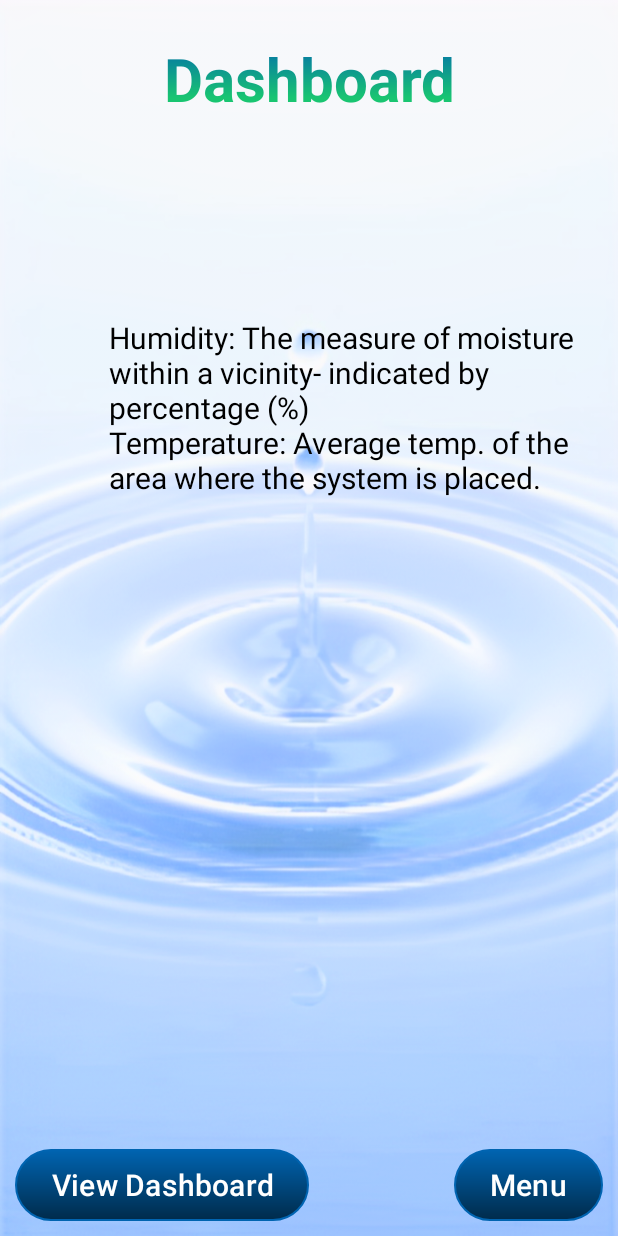
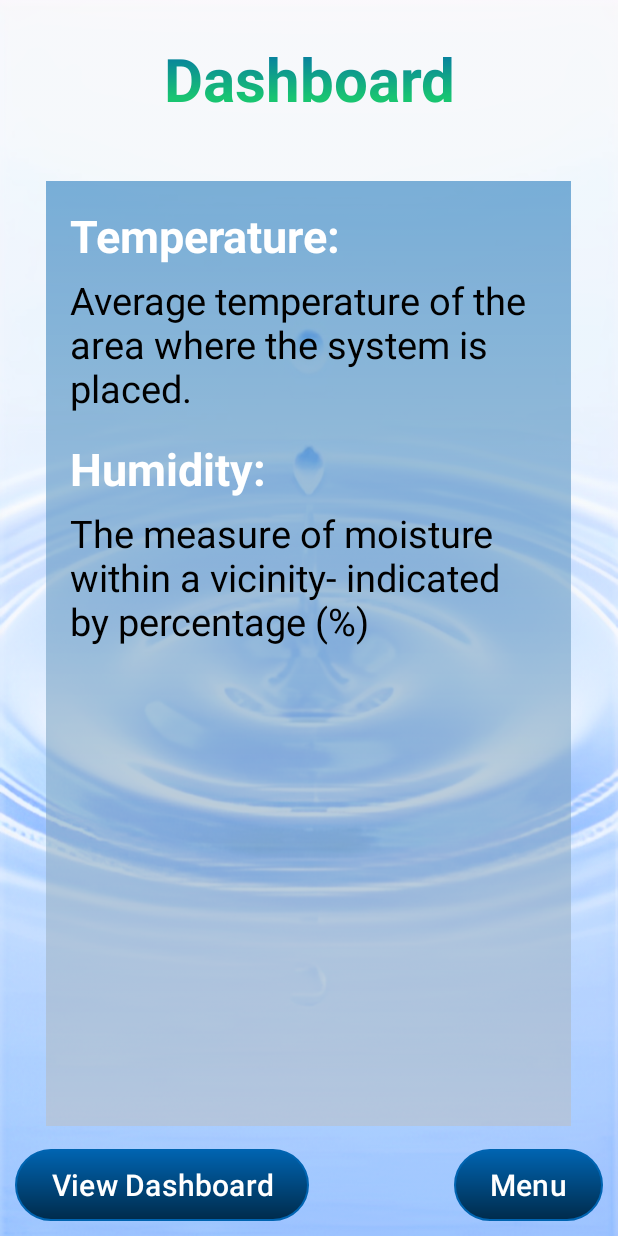
Before and after one commit to Johane03/HydroApp, an Android app: the DashboardActivity screen opened directly, with no data from a screen before it, on a phone screen of 412 x 824 dp. Run offline under Robolectric (Android 15) with nearby library versions, the phone set to English and light mode, and no system bars.

Commit message:
Dashboard layout changed

```diff
--- a/app/src/main/res/layout/activity_dashboard.xml
+++ b/app/src/main/res/layout/activity_dashboard.xml
@@ -32,28 +32,59 @@
         tools:layout_editor_absoluteY="668dp" />
 
     <ScrollView
-        android:layout_width="313dp"
-        android:layout_height="501dp"
-        android:layout_alignParentEnd="true"
-        android:layout_alignParentBottom="true"
-        android:layout_marginEnd="26dp"
-        android:layout_marginBottom="111dp">
+        android:id="@+id/vAboutText"
+        android:layout_width="350dp"
+        android:layout_height="match_parent"
+        android:layout_centerHorizontal="true"
+        android:layout_marginTop="16dp"
+        android:layout_marginBottom="73dp"
+        android:background="@drawable/textview_gradient"
+        android:padding="16dp"
+        android:layout_below="@id/tvDashboard">
 
         <LinearLayout
             android:layout_width="match_parent"
-            android:layout_height="match_parent">
+            android:layout_height="wrap_content"
+            android:orientation="vertical">
 
             <TextView
-                android:id="@+id/tvDashInfo"
+                android:id="@+id/tvDashboardTemp"
                 android:layout_width="match_parent"
-                android:layout_height="483dp"
-                android:layout_below="@id/tvDashboard"
-                android:layout_centerHorizontal="true"
-                android:text="@string/DashboardInfo"
+                android:layout_height="wrap_content"
+                android:layout_marginBottom="5dp"
+                android:text="@string/dashboard_temp"
+                android:textColor="@color/white"
+                android:textSize="30sp"
+                android:textStyle="bold" />
+
+            <TextView
+                android:id="@+id/tvTempText"
+                android:layout_width="match_parent"
+                android:layout_height="wrap_content"
+                android:layout_marginBottom="16dp"
+                android:text="@string/temp_text"
                 android:textColor="@color/black"
-                android:textSize="20sp"
-                tools:layout_editor_absoluteX="19dp"
-                tools:layout_editor_absoluteY="19dp" />
+                android:textSize="25sp" />
+
+            <TextView
+                android:id="@+id/tvDashboardHumidity"
+                android:layout_width="match_parent"
+                android:layout_height="wrap_content"
+                android:layout_marginBottom="5dp"
+                android:text="@string/dashboard_humidity"
+                android:textColor="@color/white"
+                android:textSize="30sp"
+                android:textStyle="bold" />
+
+            <TextView
+                android:id="@+id/tvHumidityText"
+                android:layout_width="match_parent"
+                android:layout_height="wrap_content"
+                android:layout_marginBottom="16dp"
+                android:text="@string/humidity_text"
+                android:textColor="@color/black"
+                android:textSize="25sp" />
+
         </LinearLayout>
     </ScrollView>
 
@@ -75,7 +106,7 @@
         android:id="@+id/btnWebDash"
         android:layout_width="wrap_content"
         android:layout_height="wrap_content"
-        android:text="@string/viewDashboard"
+        android:text="@string/button_view"
         android:textSize="20sp"
         android:textColor="@color/white"
         android:layout_alignParentStart="true"
--- a/app/src/main/res/values/strings.xml
+++ b/app/src/main/res/values/strings.xml
@@ -12,7 +12,8 @@
     <string name="about_project">The Project</string>
     <string name="about_team">Team Hydro</string>
     <string name="about_structure">Our Structure</string>
-
+    <string name="dashboard_temp">Temperature:</string>
+    <string name="dashboard_humidity">Humidity:</string>
 
     <!-- Buttons -->
     <string name="button_register">Register</string>
@@ -24,6 +25,7 @@
     <string name="button_menu">Menu</string>
     <string name="button_redirect">Don’t have an account? Sign up</string>
     <string name="button_flags">Team Flags</string>
+    <string name="button_view">View Dashboard</string>
 
     <!-- Text -->
     <string name="welcome_text">Welcome to the</string>
@@ -35,6 +37,8 @@
     <string name="project_text">Two universities joined forces to develop a DIY hydroponics system intended for use by a disadvantaged rural school in Bela-Bela, Limpopo.</string>
     <string name="team_text">Our team, Team Hydro, took charge of designing the structure, addressing water-related challenges, and developing this mobile application.</string>
     <string name="structure_text">The hydroponics system comprises a sturdy plastic reservoir positioned at its base. \n\nAbove the reservoir, a framework crafted from white PVC pipes and connectors forms the structure reminiscent of a wick hydroponics system. \n\nAdorning the upper frame are vibrant, multicolored 3D-printed cups, thoughtfully designed to cradle seedlings securely in the nutrient-rich water without risk of overflooding, ensuring optimal distribution of nutrients. \n\nNotably, a valve is strategically attached to one of the horizontal pipes, affording precise control over the flow of water within the system.</string>
+    <string name="temp_text">Average temperature of the area where the system is placed.</string>
+    <string name="humidity_text">The measure of moisture within a vicinity- indicated by percentage (%)</string>
 
     <!-- Hints -->
     <string name="username_hint">Username</string>
@@ -43,6 +47,5 @@
     <string name="cpassword_hint">Confirm Password</string>
     <string name="city_hint">Enter City Name</string>
     <string name="countryCode_hint">Enter Country Code (optional)</string>
-    <string name="viewDashboard">View Dashboard</string>
-    <string name="DashboardInfo">Humidity: The measure of moisture within a vicinity- indicated by \npercentage (%)\nTemperature: Average temp. of the area where the system is placed.</string>
+
 </resources>
```
